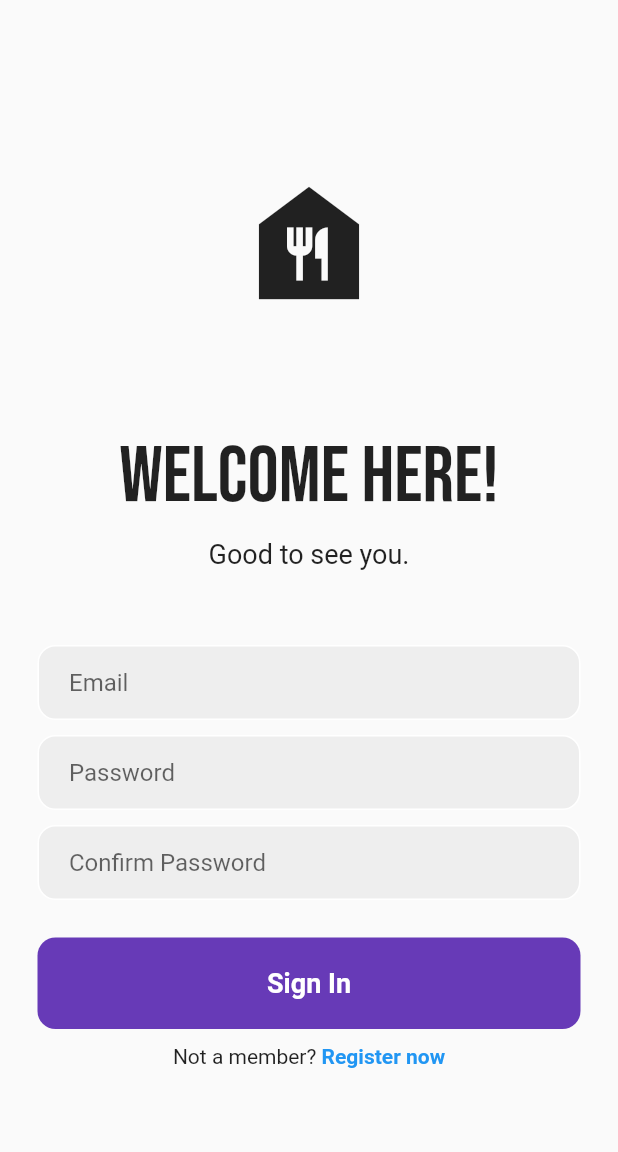
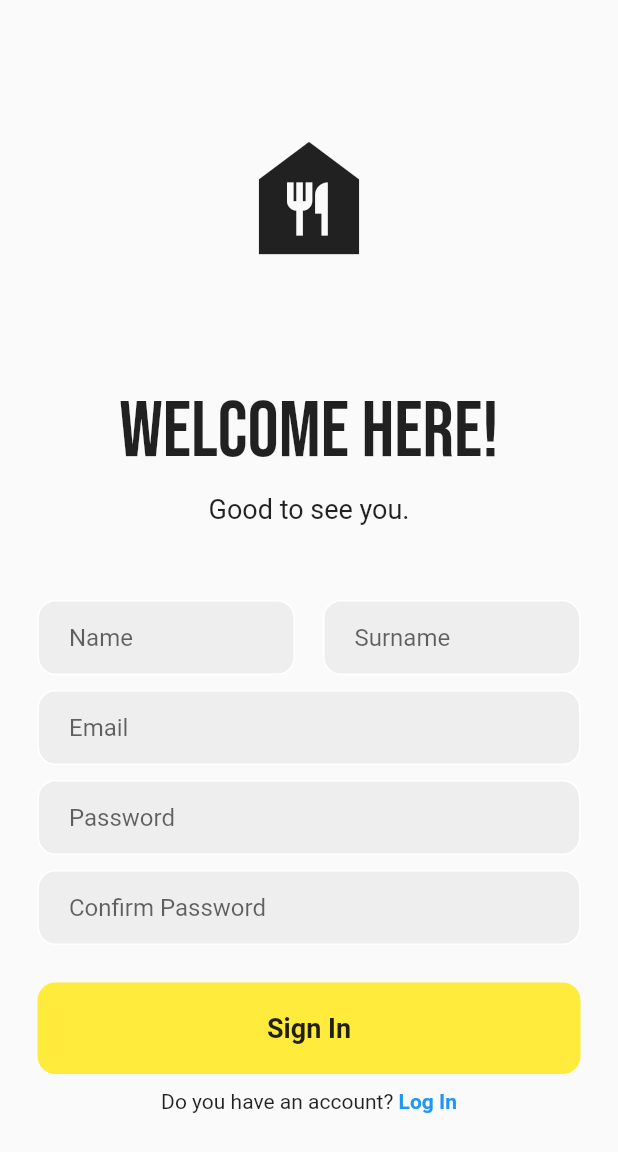
Before and after one commit to abdussametkaradeniz/recipeProject, a Flutter app: the screen it shows after launch, on a phone screen of 412 x 824 dp. Shown: the top 1152 px of the screen. Run offline on Flutter 3.47's test engine with Material 2 defaults, Android fonts, the light colour scheme and no system bars; our stand-ins replace google_fonts.

Commit message:
sing in ekranı name ve surname alanları eklendi

```diff
--- a/lib/AuthProcess/SignIn/SignIn.dart
+++ b/lib/AuthProcess/SignIn/SignIn.dart
@@ -11,8 +11,8 @@
 class _SignInState extends State<SignIn> {
   @override
   Widget build(BuildContext context) {
-    final double width = MediaQuery.of(context).size.width;
-    final double height = MediaQuery.of(context).size.height / 5;
+    final double width = MediaQuery.of(context).size.width / 4;
+    final double useWidth = MediaQuery.of(context).size.width / 6 + width;
     return Scaffold(
       backgroundColor: Colors.grey[290],
       body: SafeArea(
@@ -39,7 +39,56 @@
                   style: TextStyle(fontSize: 18),
                 ),
                 SizedBox(height: 50),
-                //email
+
+                Row(
+                  //mainAxisAlignment: MainAxisAlignment.spaceBetween,
+                  children: [
+                    Padding(
+                      padding: const EdgeInsets.only(left: 25.0),
+                      child: Container(
+                        width: useWidth,
+                        decoration: BoxDecoration(
+                          color: Colors.grey[200],
+                          border: Border.all(color: Colors.white),
+                          borderRadius: BorderRadius.circular(12),
+                        ),
+                        child: const Padding(
+                          padding: EdgeInsets.only(left: 20.0),
+                          child: TextField(
+                            decoration: InputDecoration(
+                              border: InputBorder.none,
+                              hintText: 'Name',
+                            ),
+                          ),
+                        ),
+                      ),
+                    ),
+                    Spacer(),
+                    Padding(
+                      padding: const EdgeInsets.only(right: 25.0),
+                      child: Container(
+                        width: useWidth,
+                        decoration: BoxDecoration(
+                          color: Colors.grey[200],
+                          border: Border.all(color: Colors.white),
+                          borderRadius: BorderRadius.circular(12),
+                        ),
+                        child: const Padding(
+                          padding: EdgeInsets.only(left: 20.0),
+                          child: TextField(
+                            decoration: InputDecoration(
+                              border: InputBorder.none,
+                              hintText: 'Surname',
+                            ),
+                          ),
+                        ),
+                      ),
+                    ),
+                  ],
+                ),
+
+                SizedBox(height: 10),
+
                 Padding(
                   padding: const EdgeInsets.symmetric(horizontal: 25.0),
                   child: Container(
@@ -48,8 +97,8 @@
                       border: Border.all(color: Colors.white),
                       borderRadius: BorderRadius.circular(12),
                     ),
-                    child: Padding(
-                      padding: const EdgeInsets.only(left: 20.0),
+                    child: const Padding(
+                      padding: EdgeInsets.only(left: 20.0),
                       child: TextField(
                         decoration: InputDecoration(
                           border: InputBorder.none,
@@ -59,7 +108,9 @@
                     ),
                   ),
                 ),
+
                 SizedBox(height: 10),
+
                 //password
                 Padding(
                   padding: const EdgeInsets.symmetric(horizontal: 25.0),
@@ -111,14 +162,14 @@
                   child: Container(
                     padding: EdgeInsets.all(20.0),
                     decoration: BoxDecoration(
-                      color: Colors.deepPurple,
+                      color: Colors.yellow,
                       borderRadius: BorderRadius.circular(12),
                     ),
                     child: Center(
                       child: Text(
                         'Sign In',
                         style: TextStyle(
-                          color: Colors.white,
+                          color: Colors.black87,
                           fontWeight: FontWeight.bold,
                           fontSize: 18,
                         ),
@@ -132,9 +183,9 @@
                 Row(
                   mainAxisAlignment: MainAxisAlignment.center,
                   children: [
-                    Text('Not a member?'),
+                    Text('Do you have an account?'),
                     Text(
-                      ' Register now',
+                      ' Log In',
                       style: TextStyle(
                         color: Colors.blue,
                         fontWeight: FontWeight.bold,
--- a/lib/main.dart
+++ b/lib/main.dart
@@ -16,7 +16,7 @@
     );
     return MaterialApp(
       theme: ThemeData(
-        primarySwatch: Colors.purple,
+        primarySwatch: Colors.yellow,
       ),
       debugShowCheckedModeBanner: false,
       home: const SignIn(),
```
